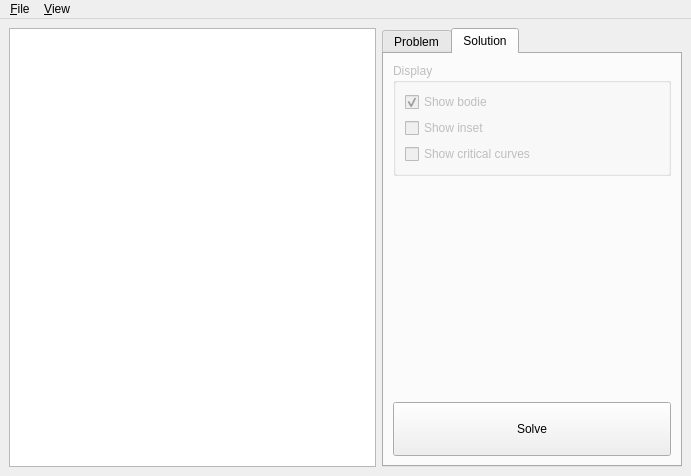
Old version of the form src/mainwindow.ui in the repository Manipulators/Manipulator.
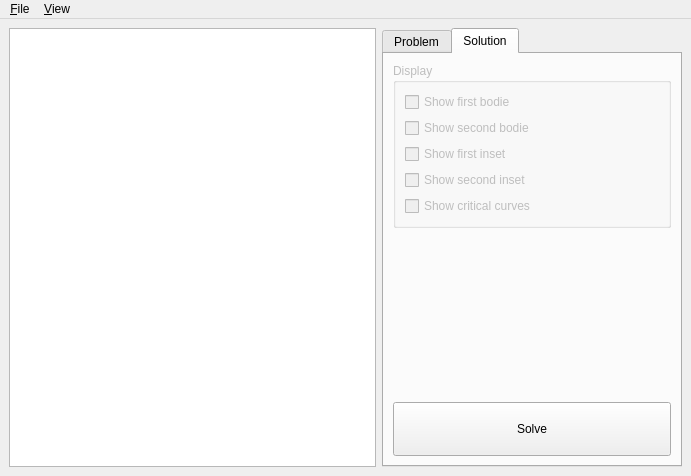
New version of the form. The open tabs and pages were chosen to show the change.

```diff
--- a/src/mainwindow.ui
+++ b/src/mainwindow.ui
@@ -357,20 +357,28 @@
            <item>
             <widget class="QCheckBox" name="checkBoxShowBodie">
              <property name="text">
-              <string>Show bodie</string>
+              <string>Show first bodie</string>
              </property>
-             <property name="checkable">
-              <bool>true</bool>
+            </widget>
+           </item>
+           <item>
+            <widget class="QCheckBox" name="checkBoxShowSecondBodie">
+             <property name="text">
+              <string>Show second bodie</string>
              </property>
-             <property name="checked">
-              <bool>true</bool>
+            </widget>
+           </item>
+           <item>
+            <widget class="QCheckBox" name="checkBoxShowFirstInset">
+             <property name="text">
+              <string>Show first inset</string>
              </property>
             </widget>
            </item>
            <item>
             <widget class="QCheckBox" name="checkBoxShowInset">
              <property name="text">
-              <string>Show inset</string>
+              <string>Show second inset</string>
              </property>
             </widget>
            </item>
```
Left out of the diff: 4 changed lines with no effect on the pictures.
